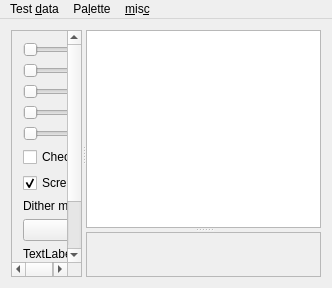
Qt form mainwin.ui (sinf/manpal) before a commit.
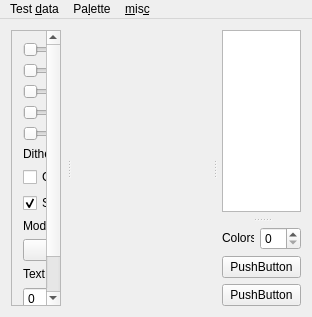
The same form after that commit.

Commit message: interface scalability somewhat works now a new qt item model for palette managed to get some little filter thing to auto-vectorize manpal.pro: some compiler flags

The edit to the form file:
```diff
--- a/mainwin.ui
+++ b/mainwin.ui
@@ -6,48 +6,96 @@
    <rect>
     <x>0</x>
     <y>0</y>
-    <width>332</width>
-    <height>288</height>
+    <width>312</width>
+    <height>317</height>
    </rect>
   </property>
   <property name="windowTitle">
    <string>Manpal - Manual Palette Tuner</string>
   </property>
   <widget class="QWidget" name="centralWidget">
-   <layout class="QGridLayout" name="gridLayout_2">
+   <layout class="QGridLayout" name="gridLayout">
     <item row="0" column="0">
-     <widget class="QSplitter" name="splitter_2">
+     <widget class="QSplitter" name="hsplit3">
       <property name="orientation">
        <enum>Qt::Horizontal</enum>
       </property>
-      <widget class="QScrollArea" name="scrollArea">
+      <property name="handleWidth">
+       <number>15</number>
+      </property>
+      <widget class="QFrame" name="optFrame">
        <property name="sizePolicy">
-        <sizepolicy hsizetype="Preferred" vsizetype="Expanding">
-         <horstretch>1</horstretch>
+        <sizepolicy hsizetype="Ignored" vsizetype="Ignored">
+         <horstretch>15</horstretch>
          <verstretch>0</verstretch>
         </sizepolicy>
+       </property>
+       <property name="frameShape">
+        <enum>QFrame::NoFrame</enum>
+       </property>
+       <property name="frameShadow">
+        <enum>QFrame::Plain</enum>
+       </property>
+       <property name="lineWidth">
+        <number>1</number>
+       </property>
+       <layout class="QVBoxLayout" name="verticalLayout_6">
+        <property name="leftMargin">
+         <number>0</number>
+        </property>
+        <property name="topMargin">
+         <number>0</number>
+        </property>
+        <property name="rightMargin">
+         <number>0</number>
+        </property>
+        <property name="bottomMargin">
+         <number>0</number>
+        </property>
+        <item>
+         <widget class="QScrollArea" name="optionPanel">
+          <property name="sizePolicy">
+           <sizepolicy hsizetype="Preferred" vsizetype="Preferred">
+            <horstretch>0</horstretch>
+            <verstretch>0</verstretch>
+           </sizepolicy>
+          </property>
+          <property name="horizontalScrollBarPolicy">
+           <enum>Qt::ScrollBarAlwaysOff</enum>
+          </property>
+          <property name="sizeAdjustPolicy">
+           <enum>QAbstractScrollArea::AdjustToContentsOnFirstShow</enum>
        </property>
        <property name="widgetResizable">
         <bool>true</bool>
        </property>
-       <widget class="QWidget" name="scrollAreaWidgetContents">
+          <widget class="QWidget" name="scrleft">
         <property name="geometry">
          <rect>
           <x>0</x>
           <y>0</y>
-          <width>151</width>
-          <height>293</height>
-         </rect>
-        </property>
+             <width>97</width>
+             <height>315</height>
+            </rect>
+           </property>
+           <property name="sizePolicy">
+            <sizepolicy hsizetype="Preferred" vsizetype="Preferred">
+             <horstretch>0</horstretch>
+             <verstretch>0</verstretch>
+            </sizepolicy>
+           </property>
         <layout class="QGridLayout" name="gridLayout_3">
          <item row="0" column="0">
           <layout class="QVBoxLayout" name="verticalLayout">
+              <property name="sizeConstraint">
+               <enum>QLayout::SetDefaultConstraint</enum>
+              </property>
            <item>
             <layout class="QVBoxLayout" name="scrbars">
              <item>
               <widget class="QSlider" name="horizontalSlider">
                <property name="sizePolicy">
-                <sizepolicy hsizetype="Expanding" vsizetype="Maximum">
+                   <sizepolicy hsizetype="Preferred" vsizetype="Fixed">
                  <horstretch>0</horstretch>
                  <verstretch>0</verstretch>
                 </sizepolicy>
@@ -60,7 +108,7 @@
              <item>
               <widget class="QSlider" name="horizontalSlider_2">
                <property name="sizePolicy">
-                <sizepolicy hsizetype="Expanding" vsizetype="Maximum">
+                   <sizepolicy hsizetype="Ignored" vsizetype="Fixed">
                  <horstretch>0</horstretch>
                  <verstretch>0</verstretch>
                 </sizepolicy>
@@ -73,7 +121,7 @@
              <item>
               <widget class="QSlider" name="horizontalSlider_3">
                <property name="sizePolicy">
-                <sizepolicy hsizetype="Expanding" vsizetype="Maximum">
+                   <sizepolicy hsizetype="Ignored" vsizetype="Fixed">
                  <horstretch>0</horstretch>
                  <verstretch>0</verstretch>
                 </sizepolicy>
@@ -86,7 +134,7 @@
              <item>
               <widget class="QSlider" name="horizontalSlider_4">
                <property name="sizePolicy">
-                <sizepolicy hsizetype="Expanding" vsizetype="Maximum">
+                   <sizepolicy hsizetype="Ignored" vsizetype="Fixed">
                  <horstretch>0</horstretch>
                  <verstretch>0</verstretch>
                 </sizepolicy>
@@ -99,7 +147,7 @@
              <item>
               <widget class="QSlider" name="horizontalSlider_5">
                <property name="sizePolicy">
-                <sizepolicy hsizetype="Expanding" vsizetype="Maximum">
+                   <sizepolicy hsizetype="Ignored" vsizetype="Fixed">
                  <horstretch>0</horstretch>
                  <verstretch>0</verstretch>
                 </sizepolicy>
@@ -113,10 +161,23 @@
            </item>
            <item>
             <layout class="QVBoxLayout" name="pal_opts">
+                <item>
+                 <widget class="QLabel" name="label_3">
+                  <property name="sizePolicy">
+                   <sizepolicy hsizetype="Preferred" vsizetype="Fixed">
+                    <horstretch>0</horstretch>
+                    <verstretch>0</verstretch>
+                   </sizepolicy>
+                  </property>
+                  <property name="text">
+                   <string>Dither</string>
+                  </property>
+                 </widget>
+                </item>
              <item>
               <widget class="QCheckBox" name="checkBox">
                <property name="sizePolicy">
-                <sizepolicy hsizetype="Minimum" vsizetype="Maximum">
+                   <sizepolicy hsizetype="Preferred" vsizetype="Fixed">
                  <horstretch>0</horstretch>
                  <verstretch>0</verstretch>
                 </sizepolicy>
@@ -129,13 +190,13 @@
              <item>
               <widget class="QCheckBox" name="dit_ss">
                <property name="sizePolicy">
-                <sizepolicy hsizetype="Minimum" vsizetype="Maximum">
+                   <sizepolicy hsizetype="Ignored" vsizetype="Fixed">
                  <horstretch>0</horstretch>
                  <verstretch>0</verstretch>
                 </sizepolicy>
                </property>
                <property name="text">
-                <string>Screen space dither</string>
+                   <string>Scr.space</string>
                </property>
                <property name="checked">
                 <bool>true</bool>
@@ -145,28 +206,48 @@
              <item>
               <widget class="QLabel" name="label_2">
                <property name="sizePolicy">
-                <sizepolicy hsizetype="Preferred" vsizetype="Maximum">
+                   <sizepolicy hsizetype="Ignored" vsizetype="Fixed">
                  <horstretch>0</horstretch>
                  <verstretch>0</verstretch>
                 </sizepolicy>
                </property>
                <property name="text">
-                <string>Dither method:</string>
+                   <string>Mode:</string>
                </property>
               </widget>
              </item>
              <item>
-              <widget class="QComboBox" name="comboBox"/>
+                 <widget class="QComboBox" name="comboBox">
+                  <property name="sizePolicy">
+                   <sizepolicy hsizetype="Ignored" vsizetype="Fixed">
+                    <horstretch>0</horstretch>
+                    <verstretch>0</verstretch>
+                   </sizepolicy>
+                  </property>
+                 </widget>
              </item>
              <item>
               <widget class="QLabel" name="somelabel">
+                  <property name="sizePolicy">
+                   <sizepolicy hsizetype="Ignored" vsizetype="Fixed">
+                    <horstretch>0</horstretch>
+                    <verstretch>0</verstretch>
+                   </sizepolicy>
+                  </property>
                <property name="text">
                 <string>TextLabel</string>
                </property>
               </widget>
              </item>
              <item>
-              <widget class="QSpinBox" name="spinBox"/>
+                 <widget class="QSpinBox" name="spinBox">
+                  <property name="sizePolicy">
+                   <sizepolicy hsizetype="Ignored" vsizetype="Fixed">
+                    <horstretch>0</horstretch>
+                    <verstretch>0</verstretch>
+                   </sizepolicy>
+                  </property>
+                 </widget>
              </item>
              <item>
               <widget class="QDoubleSpinBox" name="doubleSpinBox"/>
@@ -178,40 +259,104 @@
         </layout>
        </widget>
       </widget>
-      <widget class="QSplitter" name="splitter">
+        </item>
+       </layout>
+      </widget>
+      <widget class="QScrollArea" name="imagePanel">
        <property name="sizePolicy">
-        <sizepolicy hsizetype="Ignored" vsizetype="Expanding">
-         <horstretch>2</horstretch>
-         <verstretch>0</verstretch>
+        <sizepolicy hsizetype="Expanding" vsizetype="Expanding">
+         <horstretch>100</horstretch>
+         <verstretch>100</verstretch>
         </sizepolicy>
        </property>
-       <property name="orientation">
-        <enum>Qt::Vertical</enum>
+       <property name="minimumSize">
+        <size>
+         <width>10</width>
+         <height>20</height>
+        </size>
        </property>
-       <widget class="QTableWidget" name="tableWidget">
+       <property name="frameShape">
+        <enum>QFrame::NoFrame</enum>
+       </property>
+       <property name="verticalScrollBarPolicy">
+        <enum>Qt::ScrollBarAlwaysOff</enum>
+       </property>
+       <property name="horizontalScrollBarPolicy">
+        <enum>Qt::ScrollBarAlwaysOff</enum>
+       </property>
+       <property name="widgetResizable">
+        <bool>true</bool>
+       </property>
+       <widget class="QWidget" name="img_scroll">
+        <property name="geometry">
+         <rect>
+          <x>0</x>
+          <y>0</y>
+          <width>109</width>
+          <height>281</height>
+         </rect>
+        </property>
         <property name="sizePolicy">
-         <sizepolicy hsizetype="Ignored" vsizetype="Ignored">
+         <sizepolicy hsizetype="Expanding" vsizetype="Preferred">
           <horstretch>0</horstretch>
-          <verstretch>1</verstretch>
+          <verstretch>0</verstretch>
          </sizepolicy>
         </property>
-       </widget>
-       <widget class="QFrame" name="frame">
+        <layout class="QVBoxLayout" name="verticalLayout_2">
+         <item>
+          <widget class="QFrame" name="img_frame">
         <property name="sizePolicy">
-         <sizepolicy hsizetype="Preferred" vsizetype="Expanding">
+            <sizepolicy hsizetype="Expanding" vsizetype="Expanding">
           <horstretch>0</horstretch>
-          <verstretch>1</verstretch>
+             <verstretch>0</verstretch>
          </sizepolicy>
         </property>
         <property name="frameShape">
-         <enum>QFrame::StyledPanel</enum>
+            <enum>QFrame::NoFrame</enum>
         </property>
         <property name="frameShadow">
-         <enum>QFrame::Raised</enum>
-        </property>
-        <layout class="QGridLayout" name="gridLayout">
-         <item row="0" column="0">
-          <layout class="QHBoxLayout" name="images" stretch="1,1">
+            <enum>QFrame::Plain</enum>
+           </property>
+           <layout class="QVBoxLayout" name="verticalLayout_3">
+            <property name="spacing">
+             <number>0</number>
+            </property>
+            <property name="leftMargin">
+             <number>0</number>
+            </property>
+            <property name="topMargin">
+             <number>0</number>
+            </property>
+            <property name="rightMargin">
+             <number>0</number>
+            </property>
+            <property name="bottomMargin">
+             <number>0</number>
+            </property>
+            <item>
+             <layout class="QVBoxLayout" name="verticalLayout_4" stretch="0,1">
+              <property name="sizeConstraint">
+               <enum>QLayout::SetNoConstraint</enum>
+              </property>
+              <item>
+               <widget class="QLabel" name="out_view">
+                <property name="sizePolicy">
+                 <sizepolicy hsizetype="Ignored" vsizetype="Ignored">
+                  <horstretch>1</horstretch>
+                  <verstretch>1</verstretch>
+                 </sizepolicy>
+                </property>
+                <property name="text">
+                 <string/>
+                </property>
+                <property name="scaledContents">
+                 <bool>false</bool>
+                </property>
+                <property name="alignment">
+                 <set>Qt::AlignCenter</set>
+                </property>
+               </widget>
+              </item>
            <item>
             <widget class="QLabel" name="srv_view">
              <property name="sizePolicy">
@@ -240,27 +385,180 @@
              </property>
             </widget>
            </item>
-           <item>
-            <widget class="QLabel" name="out_view">
+             </layout>
+            </item>
+           </layout>
+          </widget>
+         </item>
+        </layout>
+       </widget>
+      </widget>
+      <widget class="QSplitter" name="rhsplitter">
              <property name="sizePolicy">
-              <sizepolicy hsizetype="Ignored" vsizetype="Ignored">
-               <horstretch>1</horstretch>
-               <verstretch>1</verstretch>
-              </sizepolicy>
-             </property>
-             <property name="text">
-              <string/>
-             </property>
-             <property name="scaledContents">
+        <sizepolicy hsizetype="Ignored" vsizetype="Preferred">
+         <horstretch>10</horstretch>
+         <verstretch>100</verstretch>
+        </sizepolicy>
+       </property>
+       <property name="orientation">
+        <enum>Qt::Vertical</enum>
+       </property>
+       <property name="handleWidth">
+        <number>15</number>
+       </property>
+       <widget class="QTableView" name="tbpal">
+        <property name="enabled">
+         <bool>true</bool>
+        </property>
+        <property name="sizePolicy">
+         <sizepolicy hsizetype="Ignored" vsizetype="Expanding">
+          <horstretch>0</horstretch>
+          <verstretch>0</verstretch>
+         </sizepolicy>
+        </property>
+        <property name="verticalScrollBarPolicy">
+         <enum>Qt::ScrollBarAlwaysOff</enum>
+        </property>
+        <property name="horizontalScrollBarPolicy">
+         <enum>Qt::ScrollBarAlwaysOff</enum>
+        </property>
+        <property name="sizeAdjustPolicy">
+         <enum>QAbstractScrollArea::AdjustIgnored</enum>
+        </property>
+        <property name="autoScroll">
               <bool>false</bool>
              </property>
-             <property name="alignment">
-              <set>Qt::AlignCenter</set>
-             </property>
-            </widget>
-           </item>
+        <property name="autoScrollMargin">
+         <number>1</number>
+        </property>
+        <property name="editTriggers">
+         <set>QAbstractItemView::NoEditTriggers</set>
+        </property>
+        <property name="tabKeyNavigation">
+         <bool>false</bool>
+        </property>
+        <property name="dragEnabled">
+         <bool>true</bool>
+        </property>
+        <property name="dragDropMode">
+         <enum>QAbstractItemView::InternalMove</enum>
+        </property>
+        <property name="defaultDropAction">
+         <enum>Qt::MoveAction</enum>
+        </property>
+        <property name="alternatingRowColors">
+         <bool>false</bool>
+        </property>
+        <property name="selectionMode">
+         <enum>QAbstractItemView::SingleSelection</enum>
+        </property>
+        <property name="textElideMode">
+         <enum>Qt::ElideMiddle</enum>
+        </property>
+        <property name="verticalScrollMode">
+         <enum>QAbstractItemView::ScrollPerPixel</enum>
+        </property>
+        <property name="horizontalScrollMode">
+         <enum>QAbstractItemView::ScrollPerPixel</enum>
+        </property>
+        <property name="showGrid">
+         <bool>false</bool>
+        </property>
+        <property name="wordWrap">
+         <bool>false</bool>
+        </property>
+        <property name="cornerButtonEnabled">
+         <bool>false</bool>
+        </property>
+        <attribute name="horizontalHeaderVisible">
+         <bool>false</bool>
+        </attribute>
+        <attribute name="verticalHeaderVisible">
+         <bool>false</bool>
+        </attribute>
+       </widget>
+       <widget class="QFrame" name="frame_se">
+        <property name="sizePolicy">
+         <sizepolicy hsizetype="Preferred" vsizetype="Minimum">
+          <horstretch>0</horstretch>
+          <verstretch>0</verstretch>
+         </sizepolicy>
+        </property>
+        <layout class="QVBoxLayout" name="rhbuttons">
+         <property name="sizeConstraint">
+          <enum>QLayout::SetDefaultConstraint</enum>
+         </property>
+         <property name="leftMargin">
+          <number>0</number>
+         </property>
+         <property name="topMargin">
+          <number>0</number>
+         </property>
+         <property name="rightMargin">
+          <number>0</number>
+         </property>
+         <property name="bottomMargin">
+          <number>0</number>
+         </property>
+         <item>
+          <layout class="QVBoxLayout" name="verticalLayout_5"/>
+         </item>
+         <item>
+          <layout class="QHBoxLayout" name="horizontalLayout">
+           <property name="sizeConstraint">
+            <enum>QLayout::SetDefaultConstraint</enum>
+           </property>
+           <item>
+            <widget class="QLabel" name="label">
+             <property name="sizePolicy">
+              <sizepolicy hsizetype="Ignored" vsizetype="Fixed">
+               <horstretch>0</horstretch>
+               <verstretch>0</verstretch>
+              </sizepolicy>
+             </property>
+             <property name="text">
+              <string>Colors</string>
+             </property>
+            </widget>
+           </item>
+           <item>
+            <widget class="QSpinBox" name="spinBox_2">
+             <property name="sizePolicy">
+              <sizepolicy hsizetype="Minimum" vsizetype="Fixed">
+               <horstretch>0</horstretch>
+               <verstretch>0</verstretch>
+              </sizepolicy>
+             </property>
+            </widget>
+           </item>
           </layout>
          </item>
+         <item>
+          <widget class="QPushButton" name="pushButton">
+           <property name="sizePolicy">
+            <sizepolicy hsizetype="Ignored" vsizetype="Fixed">
+             <horstretch>0</horstretch>
+             <verstretch>0</verstretch>
+            </sizepolicy>
+           </property>
+           <property name="text">
+            <string>PushButton</string>
+           </property>
+          </widget>
+         </item>
+         <item>
+          <widget class="QPushButton" name="pushButton_2">
+           <property name="sizePolicy">
+            <sizepolicy hsizetype="Ignored" vsizetype="Fixed">
+             <horstretch>0</horstretch>
+             <verstretch>0</verstretch>
+            </sizepolicy>
+           </property>
+           <property name="text">
+            <string>PushButton</string>
+           </property>
+          </widget>
+         </item>
         </layout>
        </widget>
       </widget>
@@ -273,7 +571,7 @@
     <rect>
      <x>0</x>
      <y>0</y>
-     <width>332</width>
+     <width>312</width>
      <height>22</height>
     </rect>
    </property>
```
Left out of the diff: 61 changed lines with no effect on the pictures. Lines whose indentation alone changed are shown as unchanged. The commit also changes 7 other files.
